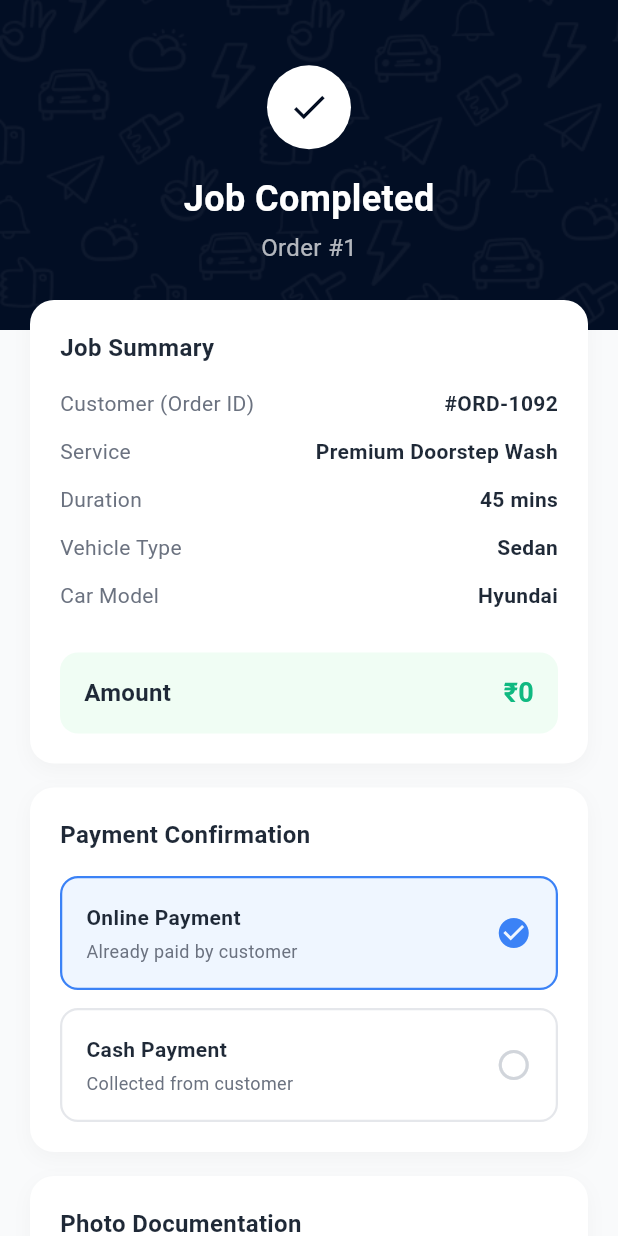
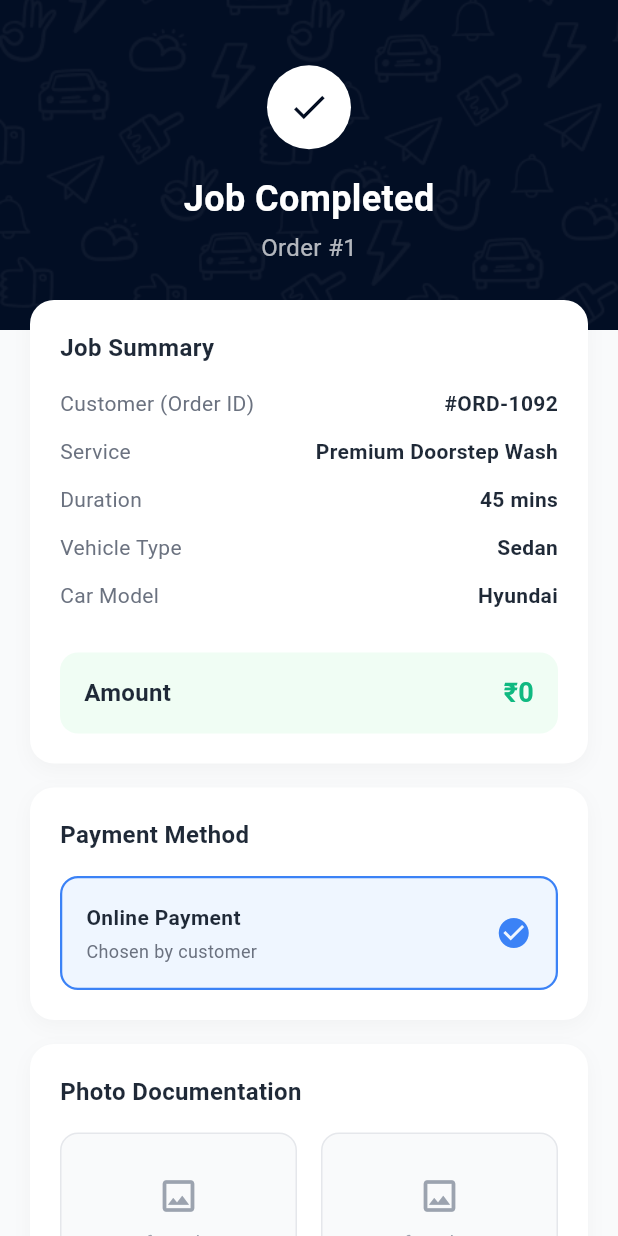
Before and after one commit to hemachandransairam/winkworker, a Flutter app: the JobCompletedScreen screen opened directly with empty values, on a phone screen of 412 x 824 dp. Run offline on Flutter 3.47's test engine with Material 3 defaults, Android fonts, the phone set to English and light mode, and no system bars; our stand-ins replace device_preview, image_picker, shared_preferences, supabase_flutter; accounts and stored records are empty.

Commit message:
removed payment option from job completed

```diff
--- a/lib/screens/job_completed_screen.dart
+++ b/lib/screens/job_completed_screen.dart
@@ -12,8 +12,6 @@ class JobCompletedScreen extends StatefulWidget {
 }
 
 class _JobCompletedScreenState extends State<JobCompletedScreen> {
-  String _selectedPayment = "Online";
-
   @override
   Widget build(BuildContext context) {
     return Scaffold(
@@ -127,25 +125,50 @@ class _JobCompletedScreenState extends State<JobCompletedScreen> {
 
                     const SizedBox(height: 16),
 
-                    // Payment Confirmation Card
+                    // Payment Method Card
                     _buildCard(
-                      title: "Payment Confirmation",
-                      child: Column(
-                        children: [
-                          _buildPaymentOption(
-                            "Online Payment",
-                            "Already paid by customer",
-                            Icons.check_circle,
-                            "Online",
+                      title: "Payment Method",
+                      child: Container(
+                        padding: const EdgeInsets.all(16),
+                        decoration: BoxDecoration(
+                          color: const Color(0xFFEFF6FF),
+                          border: Border.all(
+                            color: const Color(0xFF3B82F6),
+                            width: 1.5,
                           ),
-                          const SizedBox(height: 12),
-                          _buildPaymentOption(
-                            "Cash Payment",
-                            "Collected from customer",
-                            Icons.payments_outlined,
-                            "Cash",
-                          ),
-                        ],
+                          borderRadius: BorderRadius.circular(12),
+                        ),
+                        child: Row(
+                          mainAxisAlignment: MainAxisAlignment.spaceBetween,
+                          children: [
+                            Column(
+                              crossAxisAlignment: CrossAxisAlignment.start,
+                              children: const [
+                                Text(
+                                  "Online Payment",
+                                  style: TextStyle(
+                                    fontWeight: FontWeight.bold,
+                                    fontSize: 14,
+                                    color: Color(0xFF1F2937),
+                                  ),
+                                ),
+                                SizedBox(height: 4),
+                                Text(
+                                  "Chosen by customer",
+                                  style: TextStyle(
+                                    color: Color(0xFF6B7280),
+                                    fontSize: 12,
+                                  ),
+                                ),
+                              ],
+                            ),
+                            const Icon(
+                              Icons.check_circle,
+                              color: Color(0xFF3B82F6),
+                              size: 24,
+                            ),
+                          ],
+                        ),
                       ),
                     ),
 
@@ -315,68 +338,6 @@ class _JobCompletedScreenState extends State<JobCompletedScreen> {
     );
   }
 
-  Widget _buildPaymentOption(
-    String title,
-    String subtitle,
-    IconData icon,
-    String value,
-  ) {
-    bool isSelected = _selectedPayment == value;
-    return GestureDetector(
-      onTap: () {
-        setState(() {
-          _selectedPayment = value;
-        });
-      },
-      child: Container(
-        padding: const EdgeInsets.all(16),
-        decoration: BoxDecoration(
-          color: isSelected ? const Color(0xFFEFF6FF) : Colors.white,
-          border: Border.all(
-            color:
-                isSelected ? const Color(0xFF3B82F6) : const Color(0xFFE5E7EB),
-            width: 1.5,
-          ),
-          borderRadius: BorderRadius.circular(12),
-        ),
-        child: Row(
-          mainAxisAlignment: MainAxisAlignment.spaceBetween,
-          children: [
-            Column(
-              crossAxisAlignment: CrossAxisAlignment.start,
-              children: [
-                Text(
-                  title,
-                  style: const TextStyle(
-                    fontWeight: FontWeight.bold,
-                    fontSize: 14,
-                    color: Color(0xFF1F2937),
-                  ),
-                ),
-                const SizedBox(height: 4),
-                Text(
-                  subtitle,
-                  style: const TextStyle(
-                    color: Color(0xFF6B7280),
-                    fontSize: 12,
-                  ),
-                ),
-              ],
-            ),
-            Icon(
-              isSelected ? Icons.check_circle : Icons.circle_outlined,
-              color:
-                  isSelected
-                      ? const Color(0xFF3B82F6)
-                      : const Color(0xFFD1D5DB),
-              size: 24,
-            ),
-          ],
-        ),
-      ),
-    );
-  }
-
   Widget _buildPhotoBox(String label) {
     return Container(
       height: 110,
```
